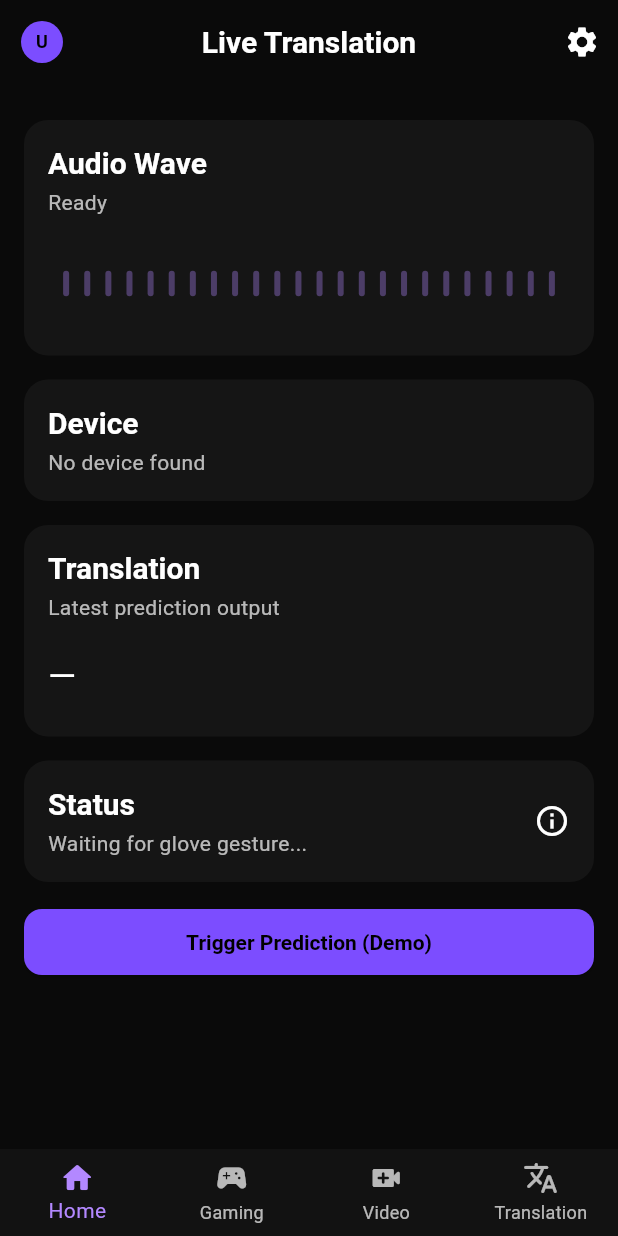
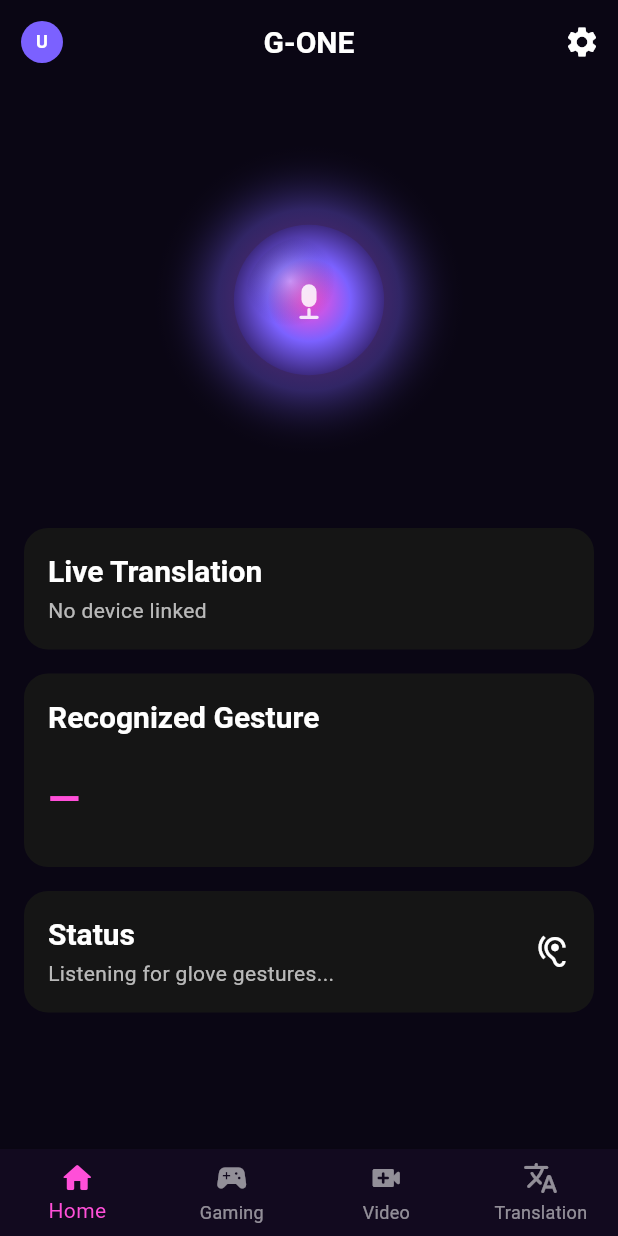
Before and after one commit to 1129Aliasgar/ISL_APP, a Flutter app: the screen it shows after launch, after a tap on "Login", after a tap on "Create account", on a phone screen of 412 x 824 dp. Run offline on Flutter 3.47's test engine with Material 3 defaults, Android fonts, the light colour scheme and no system bars; our stand-ins replace audioplayers, shared_preferences; network calls fail.

Commit message:
chnage app anmiation and prediction route

```diff
--- a/app/lib/screens/home_screen.dart
+++ b/app/lib/screens/home_screen.dart
@@ -1,3 +1,4 @@
+import 'dart:async';
 import 'package:flutter/material.dart';
 import 'package:g_one/screens/account_screen.dart';
 import 'package:g_one/screens/game_controller_screen.dart';
@@ -7,6 +8,7 @@ import 'package:g_one/screens/video_calling_screen.dart';
 import 'package:g_one/services/api_service.dart';
 import 'package:g_one/services/auth_service.dart';
 import 'package:g_one/widgets/section_card.dart';
+import 'package:g_one/widgets/voice_assistant_orb.dart';
 
 class HomeScreen extends StatefulWidget {
   const HomeScreen({super.key});
@@ -17,56 +19,82 @@ class HomeScreen extends StatefulWidget {
 
 class _HomeScreenState extends State<HomeScreen> {
   int _selectedTab = 0;
-  bool _isLoading = false;
-  bool _isPlaying = false;
-  String _statusMessage = 'Waiting for glove gesture...';
+  bool _isSpeaking = false;
+  String _statusMessage = 'Listening for glove gestures...';
   String _lastPrediction = '—';
   String? _deviceId;
+  String? _lastPredictionId;
+  Timer? _pollTimer;
+  StreamSubscription<bool>? _speakingSub;
 
   @override
   void initState() {
     super.initState();
-    _refreshDeviceId();
+    _initSession();
+  }
+
+  Future<void> _initSession() async {
+    await _refreshDeviceId();
+    _speakingSub = ApiService.speakingStream.listen((speaking) {
+      if (!mounted) return;
+      setState(() => _isSpeaking = speaking);
+    });
+    _startPolling();
+  }
+
+  void _startPolling() {
+    _pollTimer?.cancel();
+    _pollTimer = Timer.periodic(const Duration(seconds: 2), (_) => _pollLatestPrediction());
+    _pollLatestPrediction();
+  }
+
+  Future<void> _pollLatestPrediction() async {
+    final deviceId = _deviceId;
+    if (deviceId == null || deviceId.isEmpty) return;
+
+    final result = await ApiService.fetchLatestPrediction(deviceId);
+    if (!mounted) return;
+
+    if (result['notFound'] == true) {
+      setState(() {
+        _statusMessage = 'Waiting for first gesture from glove...';
+      });
+      return;
+    }
+
+    if (result['success'] != true) {
+      setState(() {
+        _statusMessage = result['message']?.toString() ?? 'Could not fetch prediction';
+      });
+      return;
+    }
+
+    final id = result['id']?.toString();
+    if (id == null || id == _lastPredictionId) return;
+
+    final prediction = result['prediction'] as Map<String, dynamic>?;
+    final character = prediction?['character']?.toString() ?? '—';
+    final audioUrl = result['audioUrl'] as String?;
+
+    setState(() {
+      _lastPredictionId = id;
+      _lastPrediction = character;
+      _statusMessage = 'New prediction received';
+    });
+
+    if (audioUrl != null && audioUrl.isNotEmpty) {
+      final played = await ApiService.playAudioFromUrl(audioUrl);
+      if (!mounted) return;
+      setState(() {
+        _statusMessage = played ? 'Playing: $character' : 'Prediction ready (audio failed)';
+      });
+    }
   }
 
   Future<void> _refreshDeviceId() async {
     final value = await AuthService.getDeviceId();
     if (!mounted) return;
     setState(() => _deviceId = value);
-  }
-
-  Future<void> _sendDemoGesture() async {
-    final deviceId = _deviceId;
-    if (deviceId == null || deviceId.isEmpty) return;
-    setState(() {
-      _isLoading = true;
-      _statusMessage = 'Processing glove sequence...';
-    });
-
-    try {
-      final result = await ApiService.predictFromSensors(
-        deviceId: deviceId,
-        sensors: const {
-          "flex": [0, 189, 0, 16, 0],
-          "accel": [70, 96, 1631],
-          "gyro": [13, 12, 4]
-        },
-        end: true,
-      );
-      setState(() {
-        _lastPrediction = (result['prediction']?['character'] ?? '—').toString();
-        _statusMessage = result['success'] == true
-            ? 'Prediction received and audio played'
-            : 'Error: ${result['message'] ?? 'Unknown error'}';
-        _isPlaying = result['success'] == true;
-      });
-    } catch (e) {
-      setState(() {
-        _statusMessage = 'Error: ${e.toString()}';
-      });
-    } finally {
-      setState(() => _isLoading = false);
-    }
   }
 
   Future<void> _openProfile() async {
@@ -84,30 +112,39 @@ class _HomeScreenState extends State<HomeScreen> {
     );
   }
 
+  @override
+  void dispose() {
+    _pollTimer?.cancel();
+    _speakingSub?.cancel();
+    super.dispose();
+  }
+
   Widget _buildHomeTab(BuildContext context) {
     return ListView(
       padding: const EdgeInsets.all(16),
       children: [
-        SectionCard(
-          title: 'Audio Wave',
-          subtitle: _isPlaying ? 'Playing generated speech' : 'Ready',
-          child: SizedBox(
-            height: 64,
-            child: _WaveVisualizer(isActive: _isPlaying || _isLoading),
+        const SizedBox(height: 8),
+        Center(
+          child: VoiceAssistantOrb(
+            isSpeaking: _isSpeaking,
+            size: 240,
           ),
         ),
+        const SizedBox(height: 24),
         SectionCard(
-          title: 'Device',
-          subtitle: _deviceId == null ? 'No device found' : 'Connected device: $_deviceId',
+          title: 'Live Translation',
+          subtitle: _deviceId == null ? 'No device linked' : 'Device: $_deviceId',
         ),
         SectionCard(
-          title: 'Translation',
-          subtitle: 'Latest prediction output',
+          title: 'Recognized Gesture',
           child: Padding(
-            padding: const EdgeInsets.symmetric(vertical: 8),
+            padding: const EdgeInsets.symmetric(vertical: 12),
             child: Text(
               _lastPrediction,
-              style: Theme.of(context).textTheme.headlineSmall,
+              style: Theme.of(context).textTheme.headlineMedium?.copyWith(
+                    color: const Color(0xFFFF4FD8),
+                    fontWeight: FontWeight.w700,
+                  ),
               textAlign: TextAlign.center,
             ),
           ),
@@ -115,24 +152,9 @@ class _HomeScreenState extends State<HomeScreen> {
         SectionCard(
           title: 'Status',
           subtitle: _statusMessage,
-          trailing: _isLoading
-              ? const SizedBox(
-                  width: 20,
-                  height: 20,
-                  child: CircularProgressIndicator(strokeWidth: 2),
-                )
-              : const Icon(Icons.info_outline),
-        ),
-        const SizedBox(height: 8),
-        ElevatedButton(
-          onPressed: _isLoading ? null : _sendDemoGesture,
-          child: _isLoading
-              ? const SizedBox(
-                  height: 20,
-                  width: 20,
-                  child: CircularProgressIndicator(strokeWidth: 2),
-                )
-              : const Text('Trigger Prediction (Demo)'),
+          trailing: _isSpeaking
+              ? const Icon(Icons.graphic_eq, color: Color(0xFFFF4FD8))
+              : const Icon(Icons.hearing_outlined),
         ),
       ],
     );
@@ -150,13 +172,18 @@ class _HomeScreenState extends State<HomeScreen> {
     final avatarText = ((_deviceId ?? 'U').isNotEmpty ? (_deviceId ?? 'U')[0] : 'U').toUpperCase();
 
     return Scaffold(
+      backgroundColor: const Color(0xFF0A0614),
       appBar: AppBar(
-        title: const Text('Live Translation'),
+        title: const Text('G-ONE'),
         leading: IconButton(
           onPressed: _openProfile,
           icon: CircleAvatar(
             radius: 14,
-            child: Text(avatarText, style: const TextStyle(fontWeight: FontWeight.bold, fontSize: 12)),
+            backgroundColor: const Color(0xFF7B61FF),
+            child: Text(
+              avatarText,
+              style: const TextStyle(fontWeight: FontWeight.bold, fontSize: 12, color: Colors.white),
+            ),
           ),
         ),
         actions: [
@@ -171,6 +198,9 @@ class _HomeScreenState extends State<HomeScreen> {
         currentIndex: _selectedTab,
         onTap: (value) => setState(() => _selectedTab = value),
         type: BottomNavigationBarType.fixed,
+        backgroundColor: const Color(0xFF120A1F),
+        selectedItemColor: const Color(0xFFFF4FD8),
+        unselectedItemColor: Colors.white54,
         items: const [
           BottomNavigationBarItem(icon: Icon(Icons.home_rounded), label: 'Home'),
           BottomNavigationBarItem(icon: Icon(Icons.sports_esports_rounded), label: 'Gaming'),
@@ -181,54 +211,3 @@ class _HomeScreenState extends State<HomeScreen> {
     );
   }
 }
-
-class _WaveVisualizer extends StatefulWidget {
-  final bool isActive;
-  const _WaveVisualizer({required this.isActive});
-
-  @override
-  State<_WaveVisualizer> createState() => _WaveVisualizerState();
-}
-
-class _WaveVisualizerState extends State<_WaveVisualizer> with SingleTickerProviderStateMixin {
-  late final AnimationController _controller;
-
-  @override
-  void initState() {
-    super.initState();
-    _controller = AnimationController(vsync: this, duration: const Duration(milliseconds: 900))
-      ..repeat();
-  }
-
-  @override
-  void dispose() {
-    _controller.dispose();
-    super.dispose();
-  }
-
-  @override
-  Widget build(BuildContext context) {
-    final base = Theme.of(context).colorScheme.secondary;
-    return AnimatedBuilder(
-      animation: _controller,
-      builder: (context, _) {
-        return Row(
-          mainAxisAlignment: MainAxisAlignment.spaceEvenly,
-          children: List.generate(24, (index) {
-            final phase = (_controller.value + index * 0.08) % 1.0;
-            final amp = widget.isActive ? (0.3 + phase * 0.7) : 0.15;
-            final h = 10 + amp * 46;
-            return Container(
-              width: 4,
-              height: h,
-              decoration: BoxDecoration(
-                color: base.withOpacity(widget.isActive ? 0.9 : 0.35),
-                borderRadius: BorderRadius.circular(8),
-              ),
-            );
-          }),
-        );
-      },
-    );
-  }
-}
--- /dev/null
+++ b/app/lib/widgets/voice_assistant_orb.dart
@@ -0,0 +1,215 @@
+import 'dart:math' as math;
+import 'package:flutter/material.dart';
+
+/// Gemini Live–style voice orb: idle breathing + speaking pulse/ripples.
+class VoiceAssistantOrb extends StatefulWidget {
+  final bool isSpeaking;
+  final double size;
+
+  const VoiceAssistantOrb({
+    super.key,
+    required this.isSpeaking,
+    this.size = 220,
+  });
+
+  @override
+  State<VoiceAssistantOrb> createState() => _VoiceAssistantOrbState();
+}
+
+class _VoiceAssistantOrbState extends State<VoiceAssistantOrb>
+    with TickerProviderStateMixin {
+  static const Color _pink = Color(0xFFFF4FD8);
+  static const Color _purple = Color(0xFF7B61FF);
+
+  late final AnimationController _breathController;
+  late final AnimationController _pulseController;
+
+  @override
+  void initState() {
+    super.initState();
+    _breathController = AnimationController(
+      vsync: this,
+      duration: const Duration(milliseconds: 2800),
+    )..repeat(reverse: true);
+
+    _pulseController = AnimationController(
+      vsync: this,
+      duration: const Duration(milliseconds: 1400),
+    )..repeat();
+  }
+
+  @override
+  void dispose() {
+    _breathController.dispose();
+    _pulseController.dispose();
+    super.dispose();
+  }
+
+  @override
+  Widget build(BuildContext context) {
+    return SizedBox(
+      width: widget.size,
+      height: widget.size,
+      child: AnimatedBuilder(
+        animation: Listenable.merge([_breathController, _pulseController]),
+        builder: (context, _) {
+          final breath = 0.92 + _breathController.value * 0.08;
+          final pulse = _pulseController.value;
+          return CustomPaint(
+            painter: _OrbPainter(
+              isSpeaking: widget.isSpeaking,
+              breathScale: breath,
+              pulsePhase: pulse,
+            ),
+            child: Center(child: _MicIcon(isSpeaking: widget.isSpeaking)),
+          );
+        },
+      ),
+    );
+  }
+}
+
+class _MicIcon extends StatelessWidget {
+  final bool isSpeaking;
+  const _MicIcon({required this.isSpeaking});
+
+  @override
+  Widget build(BuildContext context) {
+    return CustomPaint(
+      size: const Size(36, 36),
+      painter: _MicPainter(
+        color: isSpeaking ? Colors.white : Colors.white.withOpacity(0.85),
+      ),
+    );
+  }
+}
+
+class _MicPainter extends CustomPainter {
+  final Color color;
+  _MicPainter({required this.color});
+
+  @override
+  void paint(Canvas canvas, Size size) {
+    final paint = Paint()
+      ..color = color
+      ..style = PaintingStyle.fill;
+
+    final w = size.width;
+    final h = size.height;
+    final body = RRect.fromRectAndRadius(
+      Rect.fromCenter(
+        center: Offset(w * 0.5, h * 0.42),
+        width: w * 0.28,
+        height: h * 0.42,
+      ),
+      const Radius.circular(8),
+    );
+    canvas.drawRRect(body, paint);
+
+    final stand = Path()
+      ..moveTo(w * 0.5, h * 0.68)
+      ..lineTo(w * 0.5, h * 0.82)
+      ..moveTo(w * 0.35, h * 0.82)
+      ..lineTo(w * 0.65, h * 0.82);
+    canvas.drawPath(
+      stand,
+      Paint()
+        ..color = color
+        ..style = PaintingStyle.stroke
+        ..strokeWidth = 2.2
+        ..strokeCap = StrokeCap.round,
+    );
+  }
+
+  @override
+  bool shouldRepaint(covariant _MicPainter oldDelegate) => oldDelegate.color != color;
+}
+
+class _OrbPainter extends CustomPainter {
+  final bool isSpeaking;
+  final double breathScale;
+  final double pulsePhase;
+
+  static const Color _pink = Color(0xFFFF4FD8);
+  static const Color _purple = Color(0xFF7B61FF);
+
+  _OrbPainter({
+    required this.isSpeaking,
+    required this.breathScale,
+    required this.pulsePhase,
+  });
+
+  @override
+  void paint(Canvas canvas, Size size) {
+    final center = Offset(size.width / 2, size.height / 2);
+    final baseRadius = size.width * 0.22 * breathScale;
+
+    if (isSpeaking) {
+      for (var i = 0; i < 3; i++) {
+        final t = (pulsePhase + i * 0.33) % 1.0;
+        final rippleRadius = baseRadius + t * size.width * 0.38;
+        final opacity = (1.0 - t) * 0.45;
+        canvas.drawCircle(
+          center,
+          rippleRadius,
+          Paint()
+            ..color = _pink.withOpacity(opacity)
+            ..style = PaintingStyle.stroke
+            ..strokeWidth = 2.5,
+        );
+      }
+    }
+
+    final glow = Paint()
+      ..shader = RadialGradient(
+        colors: [
+          _pink.withOpacity(isSpeaking ? 0.75 : 0.45),
+          _purple.withOpacity(isSpeaking ? 0.55 : 0.35),
+          Colors.transparent,
+        ],
+        stops: const [0.0, 0.55, 1.0],
+      ).createShader(Rect.fromCircle(center: center, radius: baseRadius * 2.2))
+      ..maskFilter = MaskFilter.blur(BlurStyle.normal, isSpeaking ? 28 : 18);
+
+    canvas.drawCircle(center, baseRadius * 2.0, glow);
+
+    final orb = Paint()
+      ..shader = const RadialGradient(
+        colors: [_pink, _purple, Color(0xFF3D2A80)],
+        stops: [0.0, 0.55, 1.0],
+      ).createShader(Rect.fromCircle(center: center, radius: baseRadius));
+
+    canvas.drawCircle(center, baseRadius, orb);
+
+    final highlight = Paint()
+      ..shader = RadialGradient(
+        colors: [Colors.white.withOpacity(0.35), Colors.transparent],
+      ).createShader(
+        Rect.fromCircle(
+          center: center + Offset(-baseRadius * 0.25, -baseRadius * 0.25),
+          radius: baseRadius * 0.6,
+        ),
+      );
+    canvas.drawCircle(center, baseRadius * 0.85, highlight);
+
+    if (isSpeaking) {
+      final arcPaint = Paint()
+        ..color = _pink.withOpacity(0.25 + 0.2 * math.sin(pulsePhase * math.pi * 2))
+        ..style = PaintingStyle.stroke
+        ..strokeWidth = 3;
+      canvas.drawArc(
+        Rect.fromCircle(center: center, radius: baseRadius * 1.35),
+        pulsePhase * math.pi * 2,
+        math.pi * 0.8,
+        false,
+        arcPaint,
+      );
+    }
+  }
+
+  @override
+  bool shouldRepaint(covariant _OrbPainter old) =>
+      old.isSpeaking != isSpeaking ||
+      old.breathScale != breathScale ||
+      old.pulsePhase != pulsePhase;
+}
```
Also changed, not shown: app/lib/services/api_service.dart (+59 -42 lines), 4 other files.
